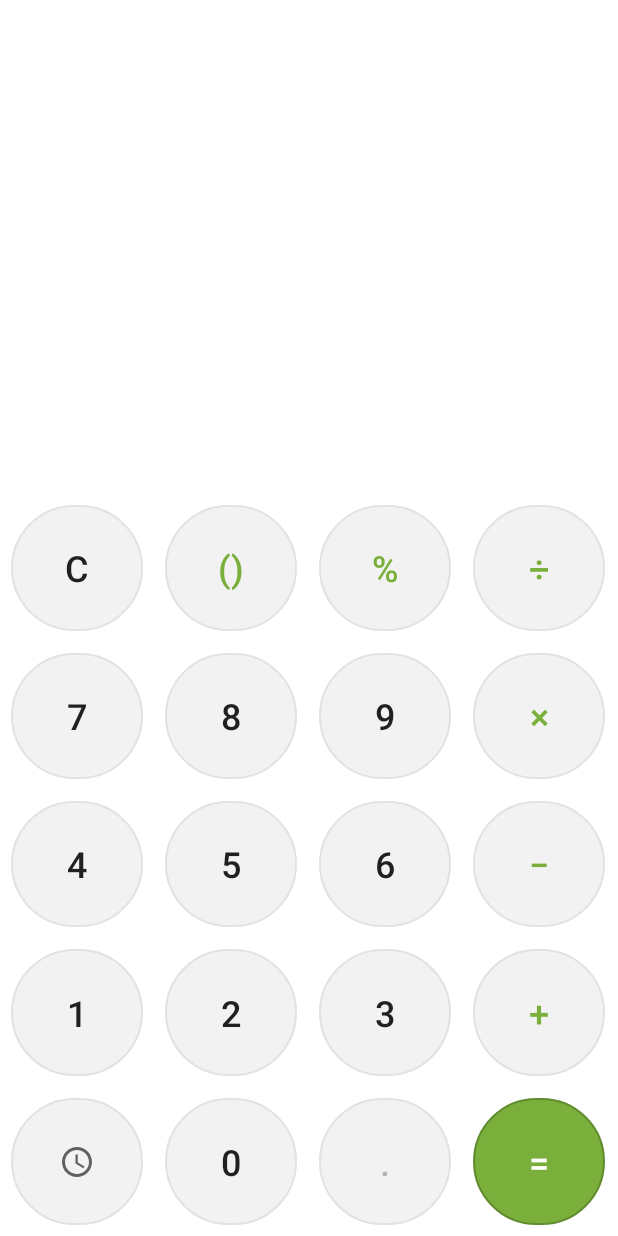
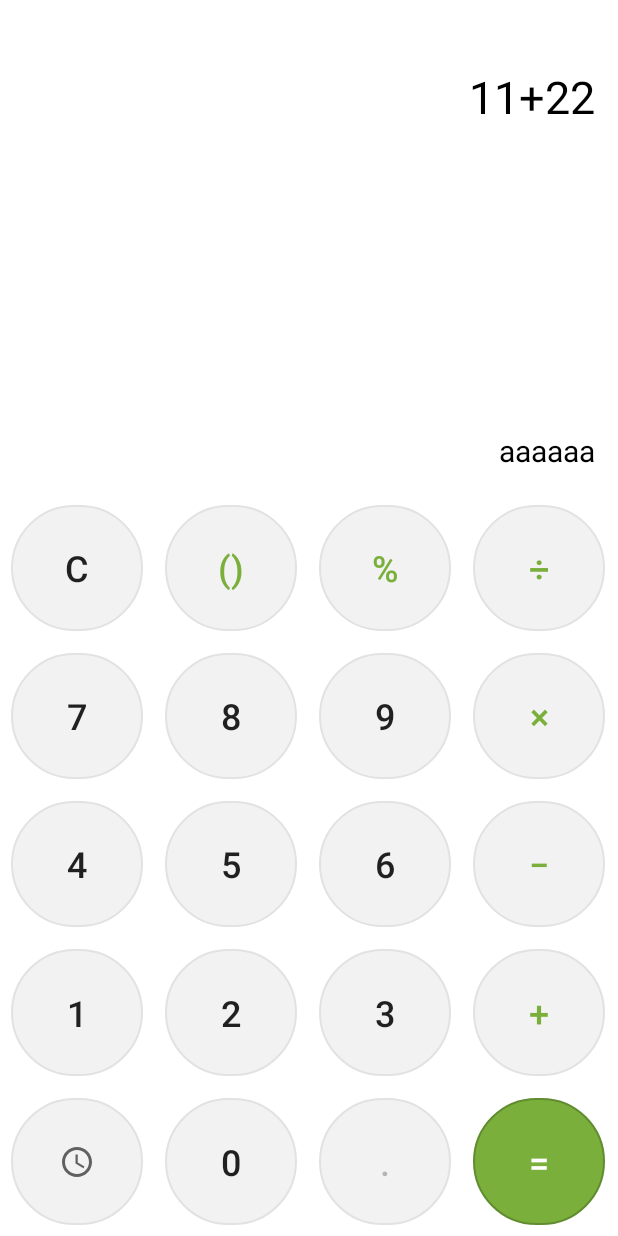
Before and after one commit to JieunHan17/AopPart2Chapter04, an Android app: the layout activity_main.xml on its own in the app's theme, with its tools: preview values and no code run, on a phone screen of 412 x 824 dp. Run offline under Robolectric (Android 15) with nearby library versions, the phone set to English and light mode, and no system bars.

Commit message:
Add TextView

```diff
--- a/app/src/main/res/layout/activity_main.xml
+++ b/app/src/main/res/layout/activity_main.xml
@@ -15,6 +15,36 @@
         app:layout_constraintStart_toStartOf="parent"
         app:layout_constraintTop_toTopOf="parent"
         app:layout_constraintVertical_weight="1" />
+
+    <TextView
+        android:id="@+id/expressionTextView"
+        android:layout_width="0dp"
+        android:layout_height="wrap_content"
+        android:layout_marginStart="15dp"
+        android:layout_marginTop="44dp"
+        android:layout_marginEnd="15dp"
+        android:gravity="end"
+        android:textColor="@color/black"
+        android:textSize="30sp"
+        app:layout_constraintEnd_toEndOf="parent"
+        app:layout_constraintStart_toStartOf="parent"
+        app:layout_constraintTop_toTopOf="parent"
+        tools:text="11+22" />
+
+    <TextView
+        android:id="@+id/resultTextView"
+        android:layout_width="0dp"
+        android:layout_height="wrap_content"
+        android:layout_marginStart="15dp"
+        android:layout_marginBottom="15dp"
+        android:layout_marginEnd="15dp"
+        android:gravity="end"
+        android:textColor="@color/black"
+        android:textSize="20sp"
+        app:layout_constraintEnd_toEndOf="parent"
+        app:layout_constraintStart_toStartOf="parent"
+        app:layout_constraintBottom_toTopOf="@id/keypadTableLayout"
+        tools:text="aaaaaa" />
 
     <TableLayout
         android:id="@+id/keypadTableLayout"
```
